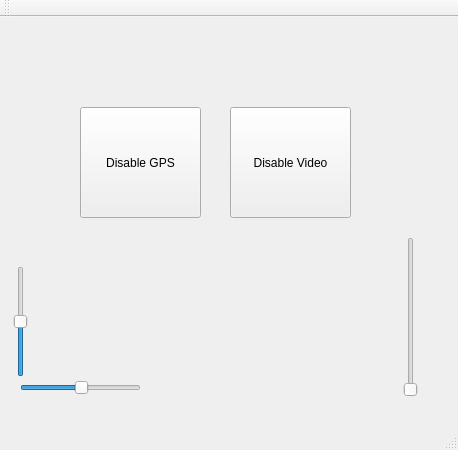
Qt form ui.ui (zgrannan/plane-tracker) before a commit.
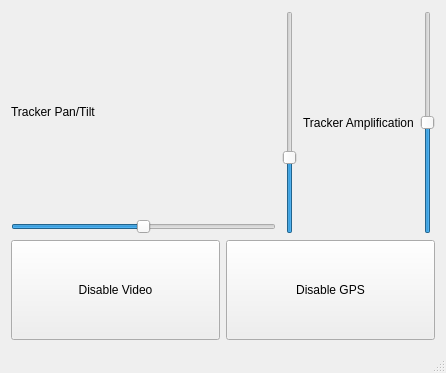
The same form after that commit.

The edit to the form file:
```diff
--- a/ui.ui
+++ b/ui.ui
@@ -6,85 +6,131 @@
    <rect>
     <x>0</x>
     <y>0</y>
-    <width>458</width>
-    <height>450</height>
+    <width>446</width>
+    <height>373</height>
    </rect>
   </property>
   <property name="windowTitle">
    <string>UI</string>
   </property>
   <widget class="QWidget" name="centralWidget">
-   <widget class="QPushButton" name="pushButton">
-    <property name="geometry">
-     <rect>
-      <x>80</x>
-      <y>90</y>
-      <width>121</width>
-      <height>111</height>
-     </rect>
-    </property>
-    <property name="text">
-     <string>Disable GPS</string>
-    </property>
-   </widget>
-   <widget class="QPushButton" name="pushButton_2">
-    <property name="geometry">
-     <rect>
-      <x>230</x>
-      <y>90</y>
-      <width>121</width>
-      <height>111</height>
-     </rect>
-    </property>
-    <property name="text">
-     <string>Disable Video</string>
-    </property>
-   </widget>
-   <widget class="QSlider" name="verticalSlider">
-    <property name="geometry">
-     <rect>
-      <x>10</x>
-      <y>249</y>
-      <width>22</width>
-      <height>111</height>
-     </rect>
-    </property>
-    <property name="value">
-     <number>50</number>
-    </property>
-    <property name="orientation">
-     <enum>Qt::Vertical</enum>
-    </property>
-   </widget>
-   <widget class="QSlider" name="horizontalSlider">
-    <property name="geometry">
-     <rect>
-      <x>20</x>
-      <y>360</y>
-      <width>121</width>
-      <height>22</height>
-     </rect>
-    </property>
-    <property name="value">
-     <number>50</number>
-    </property>
-    <property name="orientation">
-     <enum>Qt::Horizontal</enum>
-    </property>
-   </widget>
-   <widget class="QSlider" name="verticalSlider_2">
-    <property name="geometry">
-     <rect>
-      <x>400</x>
-      <y>220</y>
-      <width>22</width>
-      <height>160</height>
-     </rect>
-    </property>
-    <property name="orientation">
-     <enum>Qt::Vertical</enum>
-    </property>
-   </widget>
+   <layout class="QHBoxLayout" name="horizontalLayout_2">
+    <item>
+     <layout class="QVBoxLayout" name="verticalLayout">
+      <item>
+       <layout class="QHBoxLayout" name="controls">
+        <item>
+         <layout class="QVBoxLayout" name="panTiltLayout">
+          <item>
+           <widget class="QLabel" name="panTiltLabel">
+            <property name="text">
+             <string>Tracker Pan/Tilt</string>
+            </property>
+           </widget>
+          </item>
+          <item>
+           <widget class="QSlider" name="panSlider">
+            <property name="minimum">
+             <number>-90</number>
+            </property>
+            <property name="maximum">
+             <number>90</number>
+            </property>
+            <property name="value">
+             <number>0</number>
+            </property>
+            <property name="orientation">
+             <enum>Qt::Horizontal</enum>
+            </property>
+           </widget>
+          </item>
+         </layout>
+        </item>
+        <item>
+         <widget class="QSlider" name="tiltSlider">
+          <property name="minimum">
+           <number>-45</number>
+          </property>
+          <property name="maximum">
+           <number>90</number>
+          </property>
+          <property name="value">
+           <number>0</number>
+          </property>
+          <property name="orientation">
+           <enum>Qt::Vertical</enum>
+          </property>
+         </widget>
+        </item>
+        <item>
+         <widget class="QLabel" name="amplificationLabel">
+          <property name="text">
+           <string>Tracker Amplification</string>
+          </property>
+         </widget>
+        </item>
+        <item>
+         <widget class="QSlider" name="amplificationSlider">
+          <property name="minimum">
+           <number>-10</number>
+          </property>
+          <property name="maximum">
+           <number>10</number>
+          </property>
+          <property name="singleStep">
+           <number>2</number>
+          </property>
+          <property name="orientation">
+           <enum>Qt::Vertical</enum>
+          </property>
+         </widget>
+        </item>
+       </layout>
+      </item>
+      <item>
+       <layout class="QHBoxLayout" name="horizontalLayout">
+        <item>
+         <widget class="QPushButton" name="toggleVideoButton">
+          <property name="minimumSize">
+           <size>
+            <width>0</width>
+            <height>100</height>
+           </size>
+          </property>
+          <property name="text">
+           <string>Disable Video</string>
+          </property>
+          <property name="checkable">
+           <bool>true</bool>
+          </property>
+         </widget>
+        </item>
+        <item>
+         <widget class="QPushButton" name="toggleGPSButton">
+          <property name="minimumSize">
+           <size>
+            <width>0</width>
+            <height>100</height>
+           </size>
+          </property>
+          <property name="text">
+           <string>Disable GPS</string>
+          </property>
+          <property name="checkable">
+           <bool>true</bool>
+          </property>
+         </widget>
+        </item>
+       </layout>
+      </item>
+     </layout>
+    </item>
+   </layout>
+   <zorder>verticalLayoutWidget</zorder>
+   <zorder>amplificationLabel</zorder>
+   <zorder>amplificationLabel</zorder>
+   <zorder></zorder>
+   <zorder>verticalLayoutWidget</zorder>
   </widget>
   <widget class="QMenuBar" name="menuBar">
    <property name="geometry">
@@ -96,14 +142,6 @@
     </rect>
    </property>
   </widget>
-  <widget class="QToolBar" name="mainToolBar">
-   <attribute name="toolBarArea">
-    <enum>TopToolBarArea</enum>
-   </attribute>
-   <attribute name="toolBarBreak">
-    <bool>false</bool>
-   </attribute>
-  </widget>
   <widget class="QStatusBar" name="statusBar"/>
  </widget>
  <layoutdefault spacing="6" margin="11"/>
```
Left out of the diff: 2 changed lines with no effect on the pictures.
